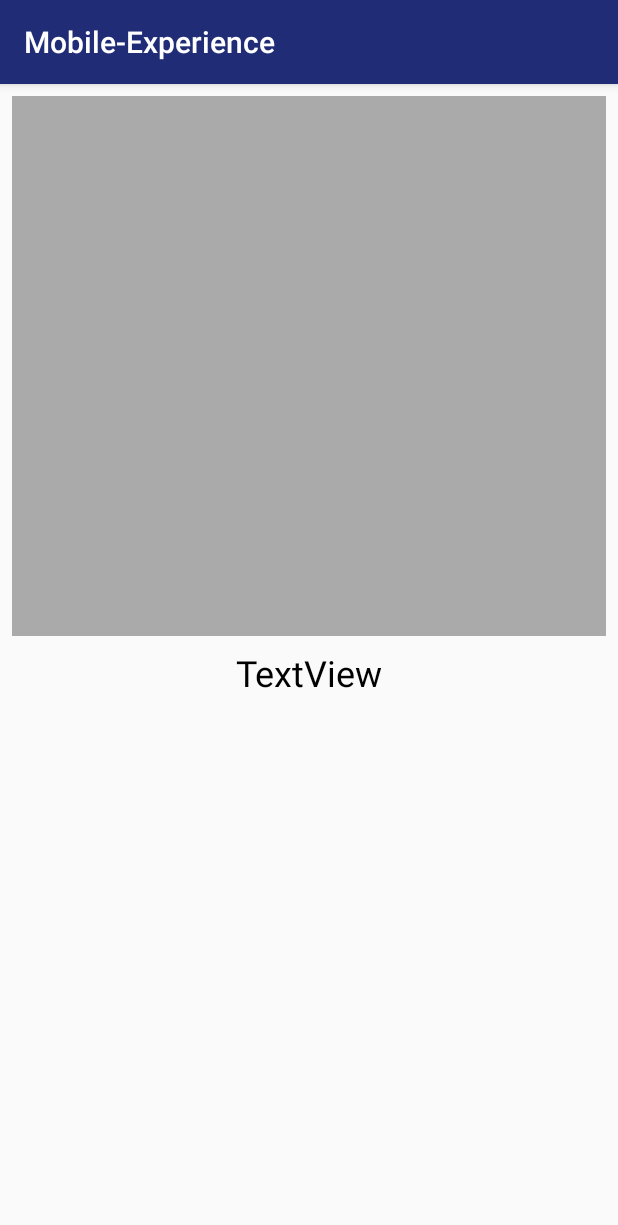
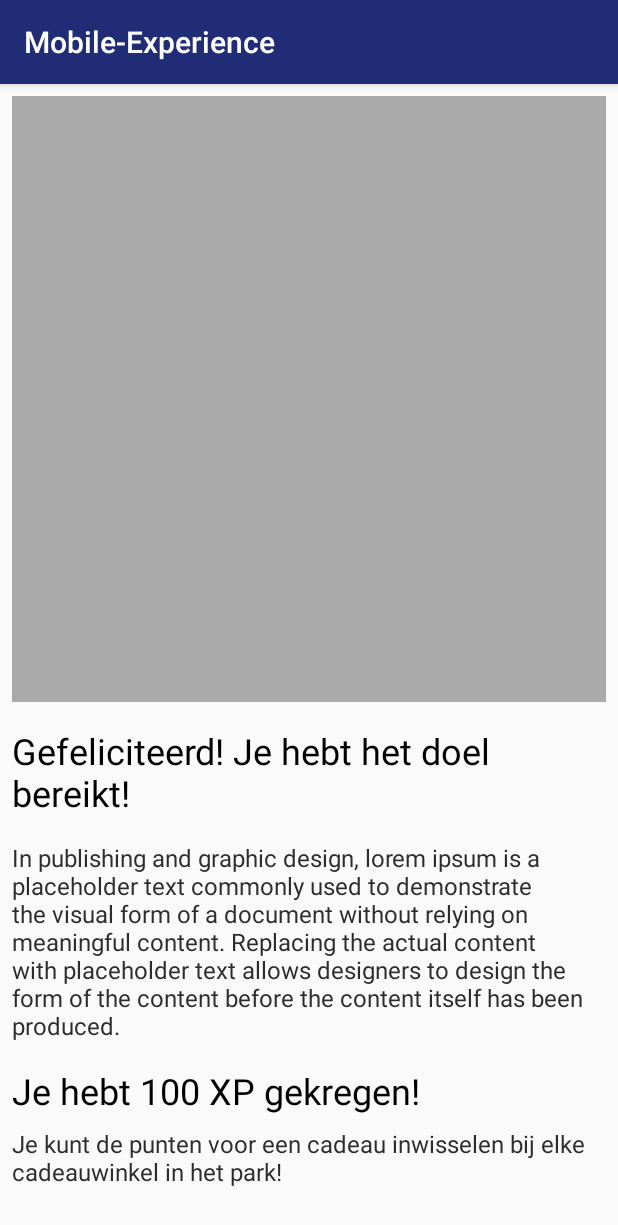
Before and after one commit to dkempen/Avans-Mobile-Experience, an Android app: the EndActivity screen opened directly, with no data from a screen before it, on a phone screen of 412 x 824 dp. Shown: the top 1225 px of the screen. Run offline under Robolectric (Android 15) with nearby library versions, the phone set to English and light mode, and no system bars.

Commit message:
[Finished] The end layout

```diff
--- a/app/src/main/res/layout/activity_end.xml
+++ b/app/src/main/res/layout/activity_end.xml
@@ -6,34 +6,70 @@
     android:layout_height="match_parent"
     tools:context=".EndActivity">
 
+
+    <TextView
+        android:id="@+id/endSubParagraphTextView"
+        android:layout_width="0dp"
+        android:layout_height="wrap_content"
+        android:layout_marginBottom="32dp"
+        android:layout_marginEnd="8dp"
+        android:layout_marginStart="8dp"
+        android:text="Je kunt de punten voor een cadeau inwisselen bij elke cadeauwinkel in het park!"
+        android:textAppearance="@style/textStyle"
+        app:layout_constraintBottom_toBottomOf="parent"
+        app:layout_constraintEnd_toEndOf="parent"
+        app:layout_constraintStart_toStartOf="parent" />
+
+    <TextView
+        android:id="@+id/endSubTitleTextView"
+        android:layout_width="0dp"
+        android:layout_height="wrap_content"
+        android:layout_marginBottom="8dp"
+        android:layout_marginEnd="8dp"
+        android:layout_marginStart="8dp"
+        android:text="Je hebt 100 XP gekregen!"
+        android:textAppearance="@style/titleStyle"
+        app:layout_constraintBottom_toTopOf="@+id/endSubParagraphTextView"
+        app:layout_constraintEnd_toEndOf="parent"
+        app:layout_constraintStart_toStartOf="parent" />
+
+    <TextView
+        android:id="@+id/endParagrahTextView"
+        android:layout_width="0dp"
+        android:layout_height="wrap_content"
+        android:layout_marginBottom="16dp"
+        android:layout_marginEnd="8dp"
+        android:layout_marginStart="8dp"
+        android:text="In publishing and graphic design, lorem ipsum is a placeholder text commonly used to demonstrate the visual form of a document without relying on meaningful content. Replacing the actual content with placeholder text allows designers to design the form of the content before the content itself has been produced."
+        android:textAppearance="@style/textStyle"
+        app:layout_constraintBottom_toTopOf="@+id/endSubTitleTextView"
+        app:layout_constraintEnd_toEndOf="parent"
+        app:layout_constraintStart_toStartOf="parent" />
+
+    <TextView
+        android:id="@+id/endTitleTextView"
+        android:layout_width="0dp"
+        android:layout_height="wrap_content"
+        android:layout_marginBottom="16dp"
+        android:layout_marginEnd="8dp"
+        android:layout_marginStart="8dp"
+        android:text="Gefeliciteerd! Je hebt het doel bereikt!"
+        android:textAppearance="@style/titleStyle"
+        app:layout_constraintBottom_toTopOf="@+id/endParagrahTextView"
+        app:layout_constraintEnd_toEndOf="parent"
+        app:layout_constraintStart_toStartOf="parent" />
+
     <ImageView
         android:id="@+id/imageView"
         android:layout_width="0dp"
         android:layout_height="0dp"
-        android:layout_marginBottom="8dp"
+        android:layout_marginBottom="16dp"
         android:layout_marginEnd="8dp"
         android:layout_marginStart="8dp"
         android:layout_marginTop="8dp"
-        app:layout_constraintBottom_toTopOf="@+id/textView5"
+        app:layout_constraintBottom_toTopOf="@+id/endTitleTextView"
         app:layout_constraintEnd_toEndOf="parent"
-        app:layout_constraintHorizontal_bias="0.55"
         app:layout_constraintStart_toStartOf="parent"
         app:layout_constraintTop_toTopOf="parent"
         app:srcCompat="@android:color/darker_gray" />
-
-    <TextView
-        android:id="@+id/textView5"
-        android:layout_width="wrap_content"
-        android:layout_height="wrap_content"
-        android:layout_marginEnd="8dp"
-        android:layout_marginStart="8dp"
-        android:layout_marginTop="16dp"
-        android:text="TextView"
-        android:textAppearance="@style/titleStyle"
-        app:layout_constraintBottom_toBottomOf="parent"
-        app:layout_constraintEnd_toEndOf="parent"
-        app:layout_constraintStart_toStartOf="parent"
-        app:layout_constraintTop_toTopOf="parent" />
-
-
 </android.support.constraint.ConstraintLayout>
```
